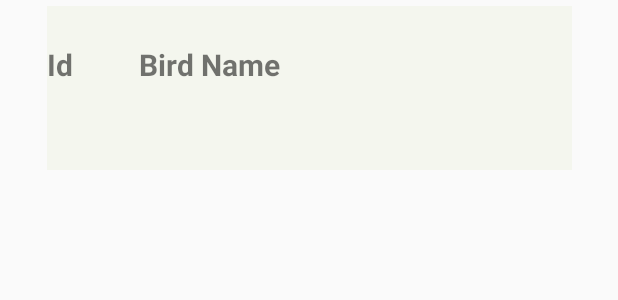
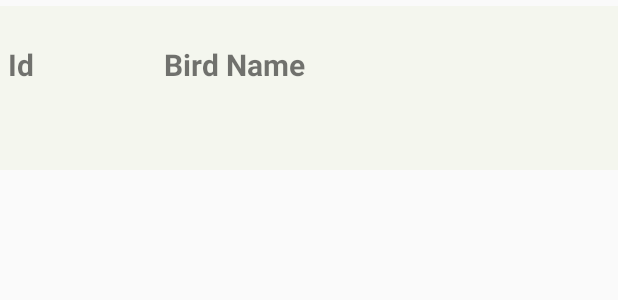
Before and after one commit to nikolaknik/GreekBirds, an Android app: the layout lista_poulion_texts.xml on its own in the app's theme, with its tools: preview values and no code run, on a phone screen of 412 x 824 dp. Shown: the top 300 px of the screen. Run offline under Robolectric (Android 15) with nearby library versions, the phone set to English and light mode, and no system bars.

Commit message:
New code with mp3+layout list

```diff
--- a/app/src/main/java/gr/odikapoulia/greekbirds/ListaPoulionActivity.java
+++ b/app/src/main/java/gr/odikapoulia/greekbirds/ListaPoulionActivity.java
@@ -99,10 +99,12 @@ public class ListaPoulionActivity extends AppCompatActivity {
             public void onClick(View v) {
                 Intent intent = new Intent(Intent.ACTION_MAIN);
                 intent.addCategory(Intent.CATEGORY_HOME);
-                intent.setFlags(Intent.FLAG_ACTIVITY_CLEAR_TOP);//***Change Here***
+                intent.setFlags(Intent.FLAG_ACTIVITY_CLEAR_TOP);
+                getIntent().setAction("");
                 startActivity(intent);
                 finish();
                 System.exit(0);
+
             }
         });
     }
--- a/app/src/main/res/layout/lista_poulion.xml
+++ b/app/src/main/res/layout/lista_poulion.xml
@@ -29,8 +29,8 @@
         android:layout_width="0dp"
         android:layout_height="0dp"
         android:layout_marginLeft="10dp"
-        android:layout_marginRight="10dp"
-        android:layout_marginStart="10dp"
+        android:layout_marginRight="5dp"
+        android:layout_marginStart="5dp"
         android:scrollbars="horizontal|vertical"
         app:layout_constraintBottom_toTopOf="@+id/adView"
         app:layout_constraintHorizontal_bias="0.0"
--- a/app/src/main/res/layout/lista_poulion_texts.xml
+++ b/app/src/main/res/layout/lista_poulion_texts.xml
@@ -2,15 +2,14 @@
 <android.support.constraint.ConstraintLayout
     xmlns:android="http://schemas.android.com/apk/res/android"
     xmlns:app="http://schemas.android.com/apk/res-auto"
+    xmlns:tools="http://schemas.android.com/tools"
     android:layout_width="match_parent"
     android:layout_height="match_parent">
 
     <LinearLayout
         android:id="@+id/linearLayout"
-        android:layout_width="350dp"
+        android:layout_width="0dp"
         android:layout_height="109dp"
-        android:layout_marginEnd="4dp"
-        android:layout_marginStart="4dp"
         android:layout_marginTop="4dp"
         android:background="#f4f6ee"
         android:orientation="horizontal"
@@ -24,6 +23,7 @@
             android:id="@+id/bird_id"
             android:layout_width="3dp"
             android:layout_height="wrap_content"
+            android:layout_marginLeft="5dp"
             android:layout_marginTop="25dp"
             android:layout_weight="1"
             android:ems="10"
```
Also changed, not shown: app/src/main/java/gr/odikapoulia/greekbirds/KartelaPouliouActivity.java (+7 -0 lines).
